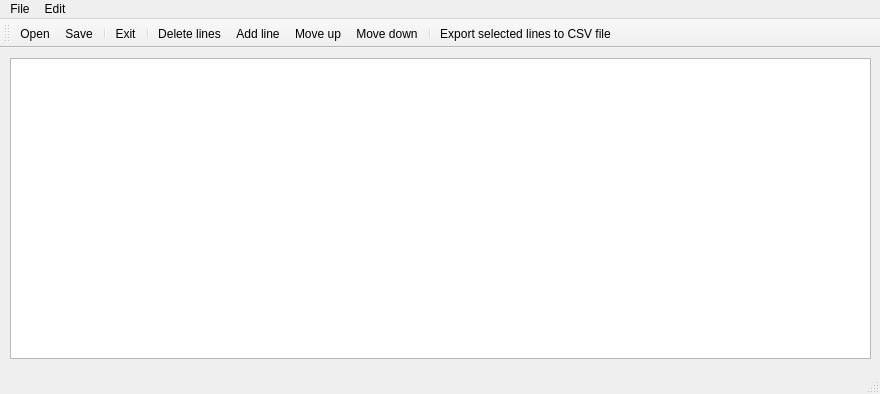
Above: ezp_chip_editor.ui from bigbigmdm/EZP2019-EZP2025_chip_data_editor before the change. Below: the same form after it.
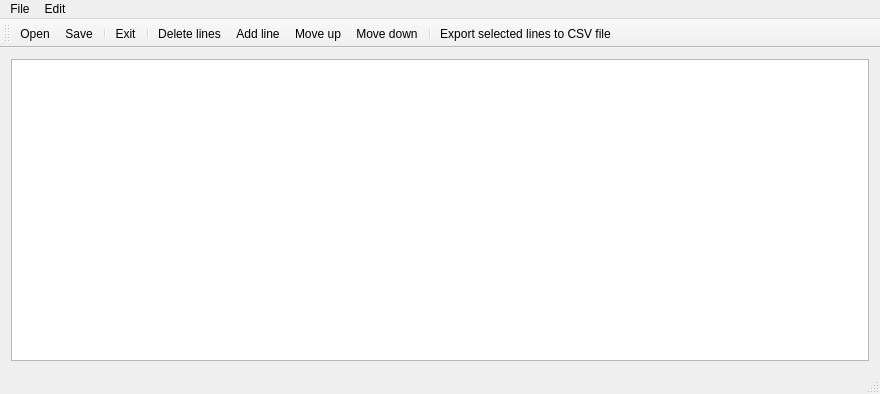
That is the form after the change. Icons and pictures are not drawn.

```diff
--- a/ezp_chip_editor.ui
+++ b/ezp_chip_editor.ui
@@ -14,21 +14,17 @@
    <string>EZP File Editor</string>
   </property>
   <widget class="QWidget" name="centralWidget">
+   <layout class="QVBoxLayout" name="verticalLayout">
+    <item>
    <widget class="QTableView" name="tableView">
-    <property name="geometry">
-     <rect>
-      <x>10</x>
-      <y>10</y>
-      <width>861</width>
-      <height>301</height>
-     </rect>
-    </property>
     <property name="font">
      <font>
       <pointsize>9</pointsize>
      </font>
     </property>
    </widget>
+    </item>
+   </layout>
   </widget>
   <widget class="QMenuBar" name="menuBar">
    <property name="geometry">
```
Lines whose indentation alone changed are shown as unchanged.
